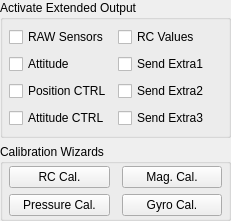
Qt form src/ui/QGCSensorSettingsWidget.ui (mavlink/qgroundcontrol) before a commit.
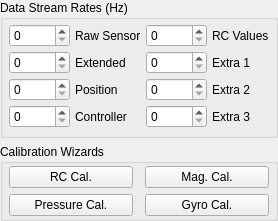
The same form after that commit.

Commit message: Added datarate spin box's

Diff of the .ui file:
```diff
--- a/src/ui/QGCSensorSettingsWidget.ui
+++ b/src/ui/QGCSensorSettingsWidget.ui
@@ -6,7 +6,7 @@
    <rect>
     <x>0</x>
     <y>0</y>
-    <width>231</width>
+    <width>237</width>
     <height>221</height>
    </rect>
   </property>
@@ -75,7 +75,7 @@
    <item row="0" column="0">
     <widget class="QGroupBox" name="groupBox">
      <property name="title">
-      <string>Activate Extended Output</string>
+      <string>Data Stream Rates (Hz)</string>
      </property>
      <layout class="QGridLayout" name="gridLayout_2">
       <property name="leftMargin">
@@ -97,70 +97,114 @@
        <number>2</number>
       </property>
       <item row="0" column="0">
-       <widget class="QCheckBox" name="sendRawCheckBox">
-        <property name="enabled">
-         <bool>true</bool>
-        </property>
-        <property name="text">
-         <string>RAW Sensors</string>
-        </property>
-        <property name="checked">
-         <bool>false</bool>
-        </property>
-        <property name="tristate">
-         <bool>false</bool>
+       <widget class="QSpinBox" name="spinBox_rawSensor">
+        <property name="maximum">
+         <number>10000</number>
         </property>
        </widget>
       </item>
       <item row="0" column="1">
-       <widget class="QCheckBox" name="sendRCCheckBox">
-        <property name="enabled">
-         <bool>true</bool>
-        </property>
+       <widget class="QLabel" name="label">
         <property name="text">
-         <string>RC Values</string>
+         <string>Raw Sensor</string>
+        </property>
+       </widget>
+      </item>
+      <item row="1" column="0">
+       <widget class="QSpinBox" name="spinBox_extended">
+        <property name="maximum">
+         <number>10000</number>
         </property>
        </widget>
       </item>
       <item row="4" column="0">
-       <widget class="QCheckBox" name="sendPositionCheckBox">
-        <property name="text">
-         <string>Position CTRL</string>
+       <widget class="QSpinBox" name="spinBox_position">
+        <property name="maximum">
+         <number>10000</number>
         </property>
        </widget>
       </item>
       <item row="5" column="0">
-       <widget class="QCheckBox" name="sendControllerCheckBox">
-        <property name="text">
-         <string>Attitude CTRL</string>
+       <widget class="QSpinBox" name="spinBox_controller">
+        <property name="maximum">
+         <number>10000</number>
         </property>
        </widget>
       </item>
       <item row="1" column="1">
-       <widget class="QCheckBox" name="sendExtra1CheckBox">
+       <widget class="QLabel" name="label_2">
         <property name="text">
-         <string>Send Extra1</string>
-        </property>
-       </widget>
-      </item>
-      <item row="1" column="0">
-       <widget class="QCheckBox" name="sendExtendedCheckBox">
-        <property name="text">
-         <string>Attitude</string>
+         <string>Extended</string>
         </property>
        </widget>
       </item>
       <item row="4" column="1">
-       <widget class="QCheckBox" name="sendExtra2CheckBox">
+       <widget class="QLabel" name="label_3">
         <property name="text">
-         <string>Send Extra2</string>
+         <string>Position</string>
         </property>
        </widget>
       </item>
       <item row="5" column="1">
-       <widget class="QCheckBox" name="sendExtra3CheckBox">
+       <widget class="QLabel" name="label_4">
         <property name="text">
-         <string>Send Extra3</string>
+         <string>Controller</string>
+        </property>
+       </widget>
+      </item>
+      <item row="0" column="2">
+       <widget class="QSpinBox" name="spinBox_rc">
+        <property name="maximum">
+         <number>10000</number>
+        </property>
+       </widget>
+      </item>
+      <item row="1" column="2">
+       <widget class="QSpinBox" name="spinBox_extra1">
+        <property name="maximum">
+         <number>10000</number>
+        </property>
+       </widget>
+      </item>
+      <item row="4" column="2">
+       <widget class="QSpinBox" name="spinBox_extra2">
+        <property name="maximum">
+         <number>10000</number>
+        </property>
+       </widget>
+      </item>
+      <item row="5" column="2">
+       <widget class="QSpinBox" name="spinBox_extra3">
+        <property name="maximum">
+         <number>10000</number>
+        </property>
+       </widget>
+      </item>
+      <item row="0" column="3">
+       <widget class="QLabel" name="label_5">
+        <property name="text">
+         <string>RC Values</string>
+        </property>
+       </widget>
+      </item>
+      <item row="1" column="3">
+       <widget class="QLabel" name="label_6">
+        <property name="text">
+         <string>Extra 1</string>
+        </property>
+       </widget>
+      </item>
+      <item row="4" column="3">
+       <widget class="QLabel" name="label_7">
+        <property name="text">
+         <string>Extra 2</string>
+        </property>
+       </widget>
+      </item>
+      <item row="5" column="3">
+       <widget class="QLabel" name="label_8">
+        <property name="text">
+         <string>Extra 3</string>
         </property>
        </widget>
       </item>
```
The commit also changes 4 other files.
